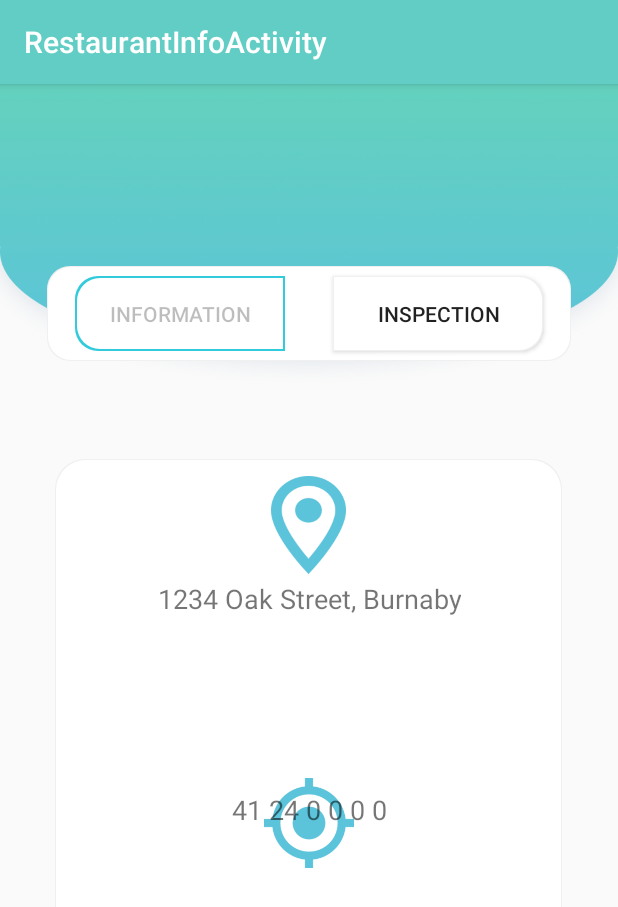
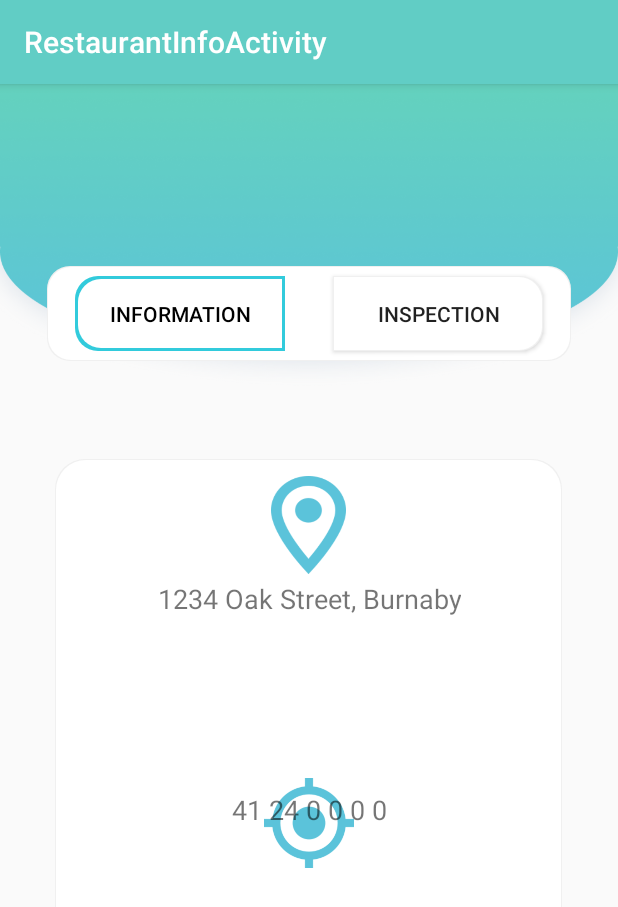
Before and after one commit to xubinw427/Restaurant-Inspection, an Android app: the RestaurantInfoActivity screen opened directly, with no data from a screen before it, on a phone screen of 412 x 824 dp. Shown: the top 907 px of the screen. Run offline under Robolectric (Android 15) with nearby library versions, the phone set to English and light mode, and no system bars.

Commit message:
Refactor drawable file names, add color in values, increase thickness for info button border
Change button_info to button_info_active
Change button_insps to button_insp_inactive
Add color light blue to values
Increase thickness of info button blue border from 1.5dp to 2dp

```diff
--- a/app/src/main/res/drawable/button_info.xml
+++ b/app/src/main/res/drawable/button_info_active.xml
@@ -9,7 +9,7 @@
 
         </shape>
     </item>
-    <item android:right="1.5dp" android:top="1.5dp" android:left="1.5dp" android:bottom="1.5dp">
+    <item android:right="2dp" android:top="2dp" android:left="2dp" android:bottom="2dp">
         <shape android:shape="rectangle">
             <solid android:color="#ffffff"/>
             <corners android:topLeftRadius="15dp"
--- a/app/src/main/res/layout/content_restaurant_info.xml
+++ b/app/src/main/res/layout/content_restaurant_info.xml
@@ -36,10 +36,11 @@
             android:layout_alignParentLeft="true"
             android:layout_centerInParent="true"
             android:layout_marginLeft="50dp"
-            android:background="@drawable/button_info"
+            android:background="@drawable/button_info_active"
             android:elevation="20dp"
             android:text="Information"
-            android:enabled="false"/>
+            android:enabled="false"
+            android:textColor="#000000"/>
 
         <Button
             android:id="@+id/InspectionButton"
@@ -48,7 +49,7 @@
             android:layout_alignParentRight="true"
             android:layout_marginRight="50dp"
             android:layout_centerInParent="true"
-            android:background="@drawable/button_insp"
+            android:background="@drawable/button_insp_inactive"
             android:elevation="20dp"
             android:text="Inspection"/>
 
--- a/app/src/main/res/values/colors.xml
+++ b/app/src/main/res/values/colors.xml
@@ -3,4 +3,5 @@
     <color name="colorPrimary">#008577</color>
     <color name="colorPrimaryDark">#00574B</color>
     <color name="colorAccent">#D81B60</color>
+    <color name="colorLightBlue">#32CBDC</color>
 </resources>
```
Also changed, not shown: app/src/main/res/drawable/button_insp_inactive.xml (renamed from app/src/main/res/drawable/button_insp.xml).
